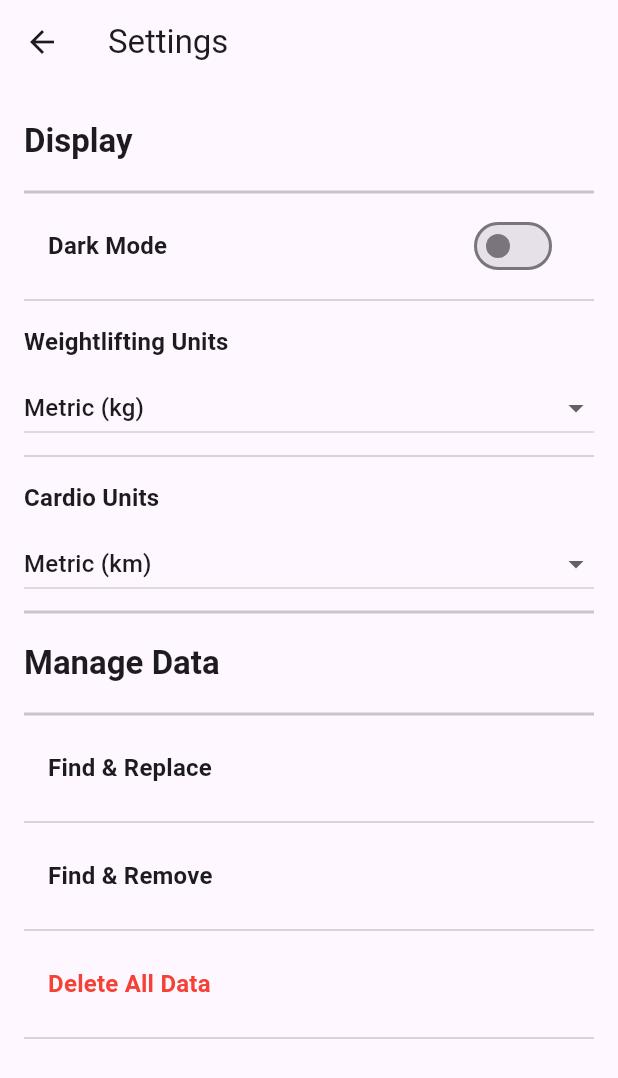
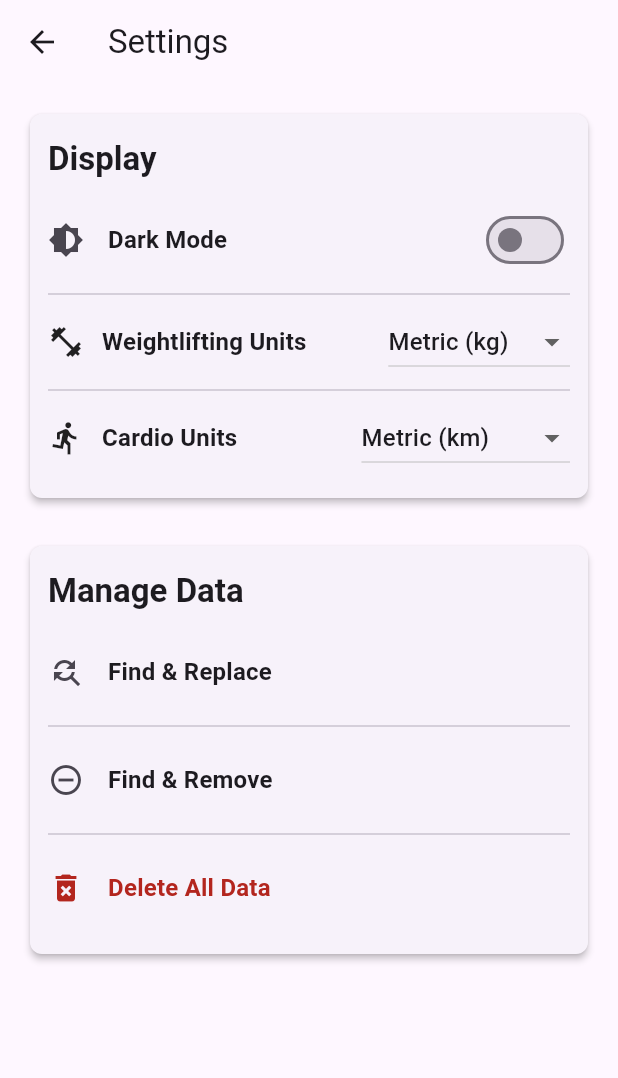
Before and after one commit to gianmg01/gymapp, a Flutter app: the screen it shows after launch, after a tap on the "settings" icon, on a phone screen of 412 x 824 dp. Shown: the top 1078 px of the screen. Run offline on Flutter 3.47's test engine with Material 3 defaults, Android fonts, the phone set to English and light mode, and no system bars; our stand-ins replace shared_preferences.

Commit message:
redo of how the settings works

```diff
--- a/lib/main.dart
+++ b/lib/main.dart
@@ -567,21 +567,20 @@ class _MainScreenState extends State<MainScreen> {
 
 
   Future<void> _handleFindRemove() async {
-    // 1) gather unique base names
     final names = <String>{};
     exercisesPerDay.values.forEach((list) {
       for (var node in list) {
         if (node is ExerciseLeaf) {
-          names.add(_extractName(node.summary));
-        } else {
-          (node as Superset).children.forEach((leaf) {
-            names.add(_extractName(leaf.summary));
+          names.add(node.summary.split(' - ').first);
+        } else if (node is Superset) {
+          node.children.forEach((leaf) {
+            names.add(leaf.summary.split(' - ').first);
           });
         }
       }
     });
+    String? selected;
 
-    String? selected;
     await showDialog(
       context: context,
       builder: (c) => StatefulBuilder(
@@ -600,20 +599,22 @@ class _MainScreenState extends State<MainScreen> {
             TextButton(
               onPressed: () {
                 if (selected != null) {
-                  final oldName = selected!;
+                  final old = selected!;
                   setState(() {
-                    // remove standalone leaves
+                    // remove standalone
                     exercisesPerDay.values.forEach((list) {
                       list.removeWhere((node) =>
                       node is ExerciseLeaf &&
-                          _extractName(node.summary) == oldName);
+                          node.summary.split(' - ').first == old);
                     });
-                    // remove inside supersets + drop empty supersets
+                    // remove inside supersets
                     exercisesPerDay.values.forEach((list) {
-                      for (var sup in list.whereType<Superset>().toList()) {
-                        sup.children.removeWhere((leaf) =>
-                        _extractName(leaf.summary) == oldName);
-                        if (sup.children.isEmpty) list.remove(sup);
+                      for (var node in list.whereType<Superset>().toList()) {
+                        node.children.removeWhere((leaf) =>
+                        leaf.summary.split(' - ').first == old);
+                        if (node.children.isEmpty) {
+                          list.remove(node);
+                        }
                       }
                     });
                   });
--- a/lib/settings_screen.dart
+++ b/lib/settings_screen.dart
@@ -8,15 +8,16 @@ class SettingsScreen extends StatelessWidget {
   final VoidCallback onDeleteAll;
 
   const SettingsScreen({
-    super.key,
+    Key? key,
     required this.settings,
     required this.onFindReplace,
     required this.onFindRemove,
     required this.onDeleteAll,
-  });
+  }) : super(key: key);
 
   @override
   Widget build(BuildContext context) {
+    // Text styles pulled from the theme for consistency
     final sectionStyle = Theme.of(context)
         .textTheme
         .headline6
@@ -28,31 +29,48 @@ class SettingsScreen extends StatelessWidget {
 
     return Scaffold(
       appBar: AppBar(title: Text("Settings")),
-      body: ListView(
-        padding: EdgeInsets.symmetric(vertical: 12, horizontal: 16),
+      body: SingleChildScrollView(
+        padding: EdgeInsets.all(16),
+        child: Column(
           children: [
-          // Display section
-          Padding(
-            padding: const EdgeInsets.symmetric(vertical: 12),
-            child: Text("Display", style: sectionStyle),
-          ),
-          Divider(thickness: 2),
+
+            // ── DISPLAY SECTION ───────────────────────────────────────────
+            Card(
+              shape: RoundedRectangleBorder(
+                  borderRadius: BorderRadius.circular(8)),
+              elevation: 2,
+              child: Padding(
+                padding: EdgeInsets.symmetric(vertical: 16, horizontal: 12),
+                child: Column(
+                  crossAxisAlignment: CrossAxisAlignment.start,
+                  children: [
+                    Text("Display", style: sectionStyle),
+                    SizedBox(height: 12),
+
+                    // Dark Mode
                     SwitchListTile(
+                      contentPadding: EdgeInsets.zero,
+                      secondary: Icon(Icons.brightness_6),
                       title: Text("Dark Mode", style: labelStyle),
                       value: settings.themeMode == ThemeMode.dark,
-            onChanged: (val) => settings.toggleTheme(val),
+                      onChanged: settings.toggleTheme,
                     ),
                     Divider(),
-          Padding(
-            padding: const EdgeInsets.symmetric(vertical: 8),
-            child: Text("Weightlifting Units", style: labelStyle),
+
+                    // Weightlifting Units
+                    Row(
+                      children: [
+                        Icon(Icons.fitness_center),
+                        SizedBox(width: 12),
+                        Expanded(
+                          child: Text("Weightlifting Units",
+                              style: labelStyle),
                         ),
                         DropdownButton<WeightUnit>(
                           value: settings.weightUnit,
                           onChanged: (val) {
                             if (val != null) settings.setWeightUnit(val);
                           },
-            isExpanded: true,
                           items: [
                             DropdownMenuItem(
                               value: WeightUnit.metric,
@@ -64,17 +82,24 @@ class SettingsScreen extends StatelessWidget {
                             ),
                           ],
                         ),
+                      ],
+                    ),
                     Divider(),
-          Padding(
-            padding: const EdgeInsets.symmetric(vertical: 8),
-            child: Text("Cardio Units", style: labelStyle),
+
+                    // Cardio Units
+                    Row(
+                      children: [
+                        Icon(Icons.directions_run),
+                        SizedBox(width: 12),
+                        Expanded(
+                          child:
+                          Text("Cardio Units", style: labelStyle),
                         ),
                         DropdownButton<CardioUnit>(
                           value: settings.cardioUnit,
                           onChanged: (val) {
                             if (val != null) settings.setCardioUnit(val);
                           },
-            isExpanded: true,
                           items: [
                             DropdownMenuItem(
                               value: CardioUnit.km,
@@ -90,30 +115,62 @@ class SettingsScreen extends StatelessWidget {
                             ),
                           ],
                         ),
-          Divider(thickness: 2),
+                      ],
+                    ),
+                  ],
+                ),
+              ),
+            ),
 
-          // Manage Data section
-          Padding(
-            padding: const EdgeInsets.symmetric(vertical: 12),
-            child: Text("Manage Data", style: sectionStyle),
-          ),
-          Divider(thickness: 2),
+            SizedBox(height: 24),
+
+            // ── MANAGE DATA SECTION ───────────────────────────────────────
+            Card(
+              shape: RoundedRectangleBorder(
+                  borderRadius: BorderRadius.circular(8)),
+              elevation: 2,
+              child: Padding(
+                padding: EdgeInsets.symmetric(vertical: 16, horizontal: 12),
+                child: Column(
+                  crossAxisAlignment: CrossAxisAlignment.start,
+                  children: [
+                    Text("Manage Data", style: sectionStyle),
+                    SizedBox(height: 12),
+
+                    // Find & Replace
                     ListTile(
+                      contentPadding: EdgeInsets.zero,
+                      leading: Icon(Icons.find_replace),
                       title: Text("Find & Replace", style: labelStyle),
                       onTap: onFindReplace,
                     ),
                     Divider(),
+
+                    // Find & Remove
                     ListTile(
+                      contentPadding: EdgeInsets.zero,
+                      leading: Icon(Icons.remove_circle_outline),
                       title: Text("Find & Remove", style: labelStyle),
                       onTap: onFindRemove,
                     ),
                     Divider(),
+
+                    // Delete All Data
                     ListTile(
-            title: Text("Delete All Data", style: labelStyle?.copyWith(color: Colors.red)),
+                      contentPadding: EdgeInsets.zero,
+                      leading: Icon(Icons.delete_forever,
+                          color: Theme.of(context).errorColor),
+                      title: Text("Delete All Data",
+                          style: labelStyle
+                              ?.copyWith(color: Theme.of(context).errorColor)),
                       onTap: onDeleteAll,
                     ),
-          Divider(),
                   ],
+                ),
+              ),
+            ),
+          ],
+        ),
       ),
     );
   }
```
Lines whose indentation alone changed are shown as unchanged.
